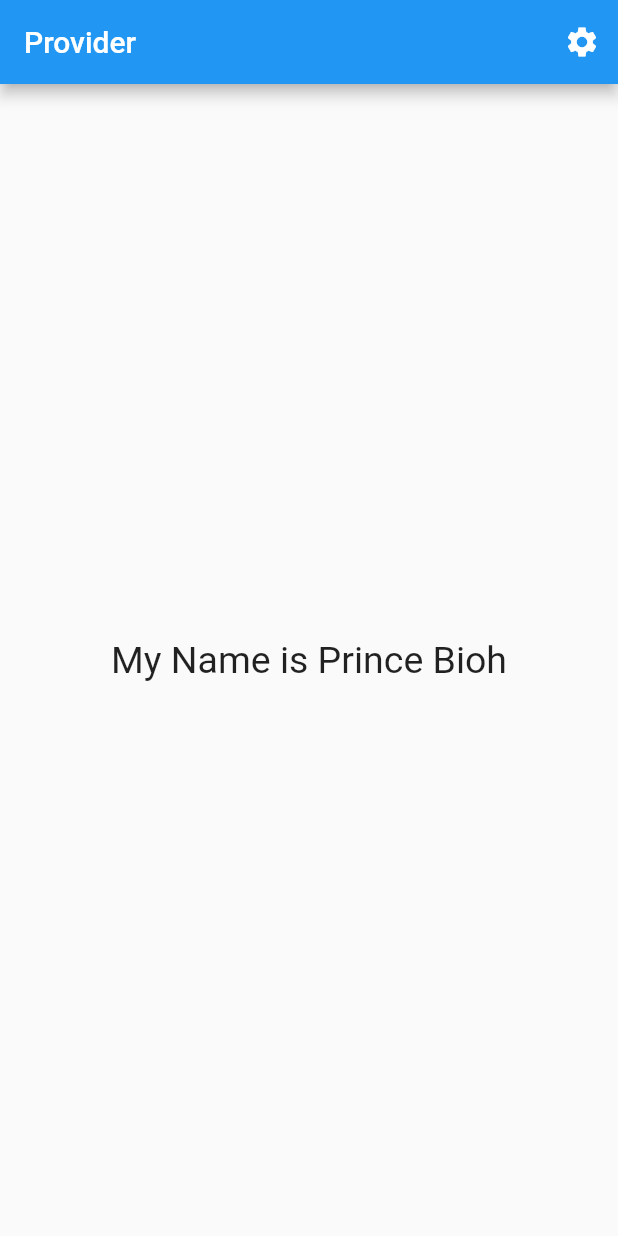
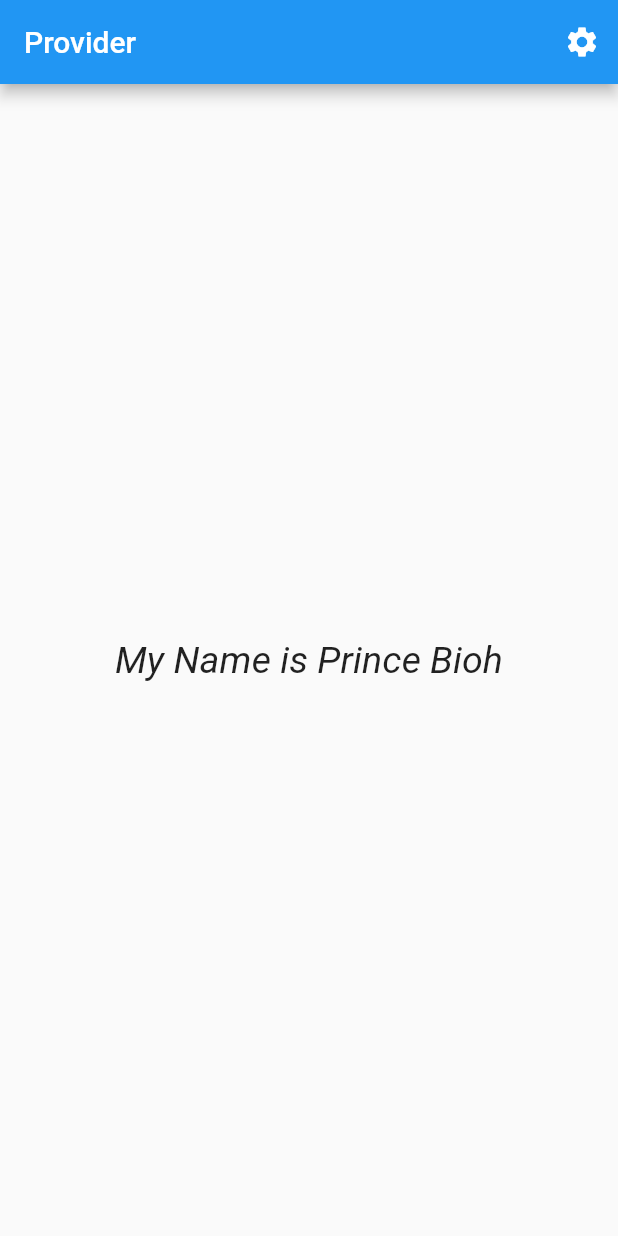
Before and after one commit to princebioh/Provider-State-Management, a Flutter app: the screen it shows after launch, on a phone screen of 412 x 824 dp. Run offline on Flutter 3.47's test engine with Material 2 defaults, Android fonts, the phone set to English and light mode, and no system bars; Roboto replaces fonts that are missing (Arial).

Commit message:
HomePage widget add

```diff
--- a/lib/pages/home_page.dart
+++ b/lib/pages/home_page.dart
@@ -33,9 +33,9 @@ class HomePage extends StatelessWidget {
                 return Text(
                   "My Name is Prince Bioh",
                   style: TextStyle(
-                    fontSize: value.fontSize,
-                    fontFamily: value.fontFamily,
-                  ),
+                      fontSize: value.fontSize,
+                      fontFamily: value.fontFamily,
+                      fontStyle: FontStyle.italic),
                 );
               },
             ),
```
